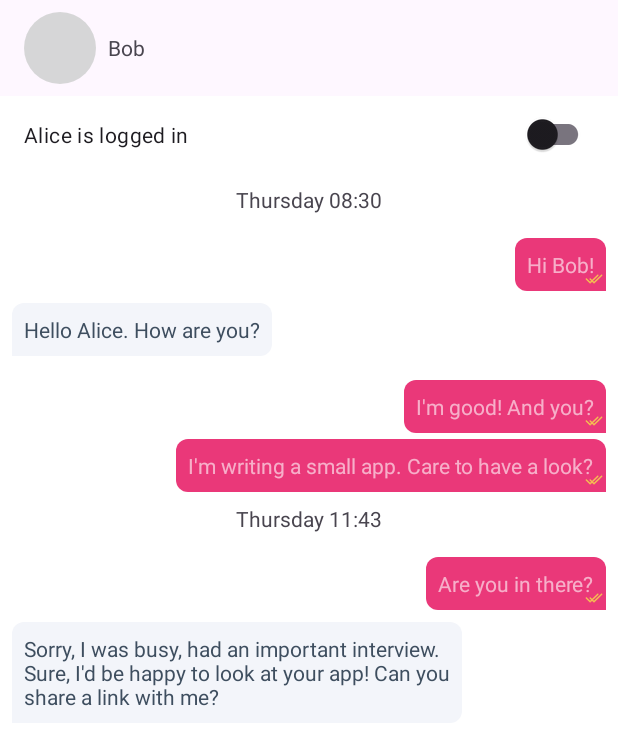
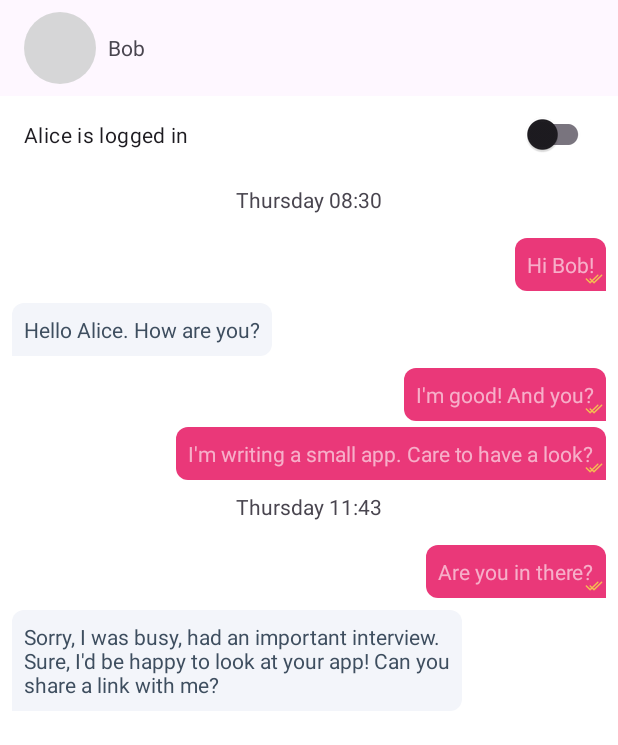
Before and after one commit to victoria-bax/SampleChatApp, an Android app: the screen it shows after launch (MainActivity), on a phone screen of 412 x 824 dp. Shown: the top 745 px of the screen. Run offline under Robolectric (Android 15) with nearby library versions, the phone set to English and light mode, and no system bars; our stand-ins replace Dagger/Hilt's generated code, Timber.

Commit message:
fixed padding

```diff
--- a/app/src/main/res/layout/message_item_incoming.xml
+++ b/app/src/main/res/layout/message_item_incoming.xml
@@ -4,7 +4,7 @@
     android:layout_height="wrap_content"
     xmlns:app="http://schemas.android.com/apk/res-auto"
     xmlns:tools="http://schemas.android.com/tools"
-    android:padding="@dimen/padding_medium">
+    android:paddingHorizontal="@dimen/padding_medium">
     <TextView
         android:id="@+id/message"
         android:layout_width="wrap_content"
```
